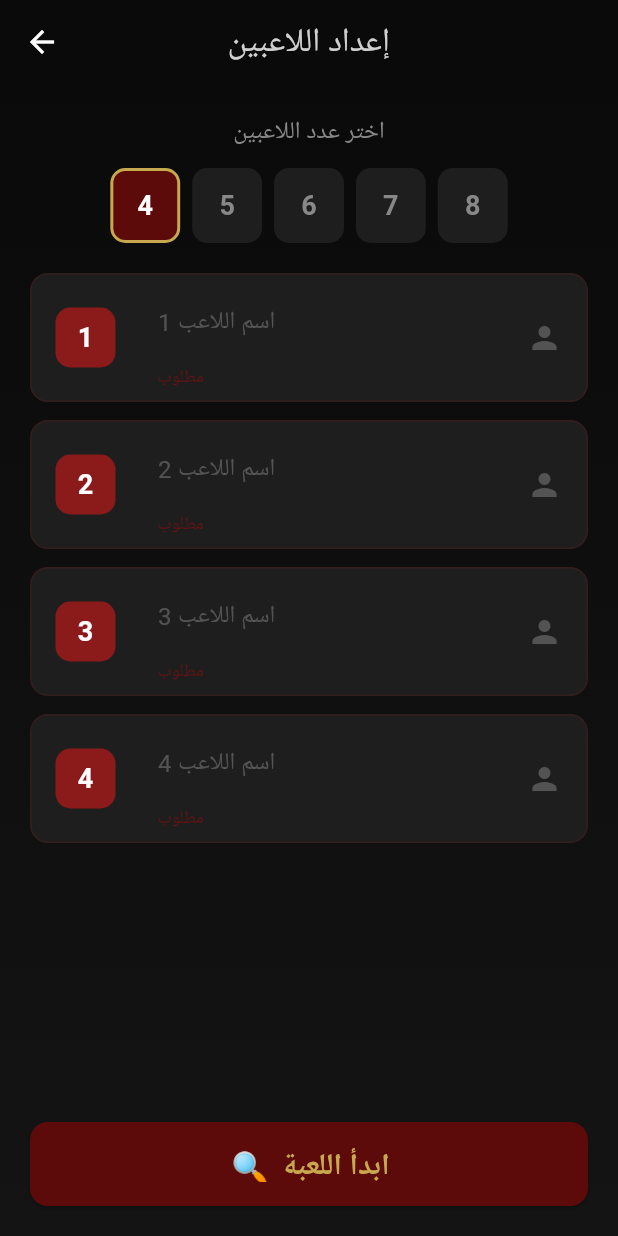
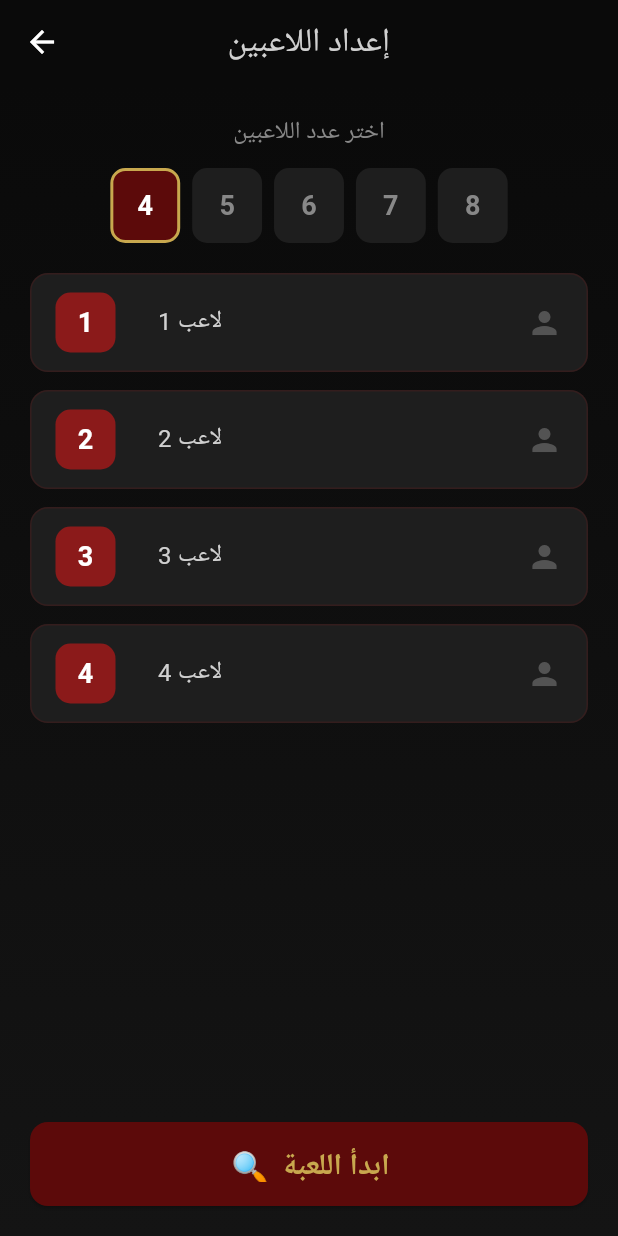
Before and after one commit to youssef0adel/Meen-Fena-, a Flutter app: the PlayerSetupScreen screen opened by its route, after a tap on "🔍 ابدأ اللعبة", on a phone screen of 412 x 824 dp. Run offline on Flutter 3.47's test engine with Material 3 defaults, Android fonts, the light colour scheme and no system bars; our stand-ins replace shared_preferences; accounts and stored records are empty; project files that could hold a hidden picture were left out.

Commit message:
Add Flutter structure20

```diff
--- a/lib/app.dart
+++ b/lib/app.dart
@@ -9,6 +9,9 @@ import 'presentation/screens/voting_screen.dart';
 import 'presentation/screens/endgame_screen.dart';
 import 'presentation/screens/settings_screen.dart';
 import 'presentation/screens/lan_game_screen.dart';
+
+// تأكد من وجود كل المسارات:
+
 
 class AppRoot extends StatelessWidget {
   const AppRoot({super.key});
--- a/lib/game/engine/game_engine.dart
+++ b/lib/game/engine/game_engine.dart
@@ -119,14 +119,16 @@ class GameEngine {
     return null;
   }
 
-  GameResult? checkWinCondition() {
+GameResult? checkWinCondition() {
     final alivePlayers = players.where((p) => p.isAlive).toList();
     final aliveMafia = alivePlayers.where((p) => p.isMafia).toList();
     final aliveInnocents = alivePlayers.where((p) => !p.isMafia).toList();
+
     if (aliveMafia.isEmpty) return GameResult.innocentsWin;
     if (aliveMafia.length >= aliveInnocents.length) return GameResult.mafiaWin;
     if (alivePlayers.length <= 2) return GameResult.juryPhase;
-    return null;
+
+    return null; // ✅ اللعبة مستمرة
   }
 }
 
--- a/lib/presentation/screens/player_setup_screen.dart
+++ b/lib/presentation/screens/player_setup_screen.dart
@@ -15,7 +15,6 @@ class _PlayerSetupScreenState extends State<PlayerSetupScreen> {
   int _playerCount = 4;
   final List<TextEditingController> _nameControllers = [];
   final _formKey = GlobalKey<FormState>();
-  bool _isLoading = false;
 
   @override
   void initState() {
@@ -29,7 +28,7 @@ class _PlayerSetupScreenState extends State<PlayerSetupScreen> {
     }
     _nameControllers.clear();
     for (int i = 0; i < _playerCount; i++) {
-      _nameControllers.add(TextEditingController());
+      _nameControllers.add(TextEditingController(text: 'لاعب ${i + 1}'));
     }
   }
 
@@ -41,26 +40,33 @@ class _PlayerSetupScreenState extends State<PlayerSetupScreen> {
     super.dispose();
   }
 
+  // ✅ إصلاح دالة البدء
   void _startGame() {
     if (_formKey.currentState!.validate()) {
-      setState(() => _isLoading = true);
-
       final playerNames = _nameControllers
           .map((controller) => controller.text.trim())
           .toList();
 
+      // ✅ تحقق من الأسماء
+      if (playerNames.any((name) => name.isEmpty)) {
+        ScaffoldMessenger.of(context).showSnackBar(
+          const SnackBar(
+            content: Text('من فضلك أدخل جميع أسماء اللاعبين'),
+            backgroundColor: AppTheme.bloodRed,
+          ),
+        );
+        return;
+      }
+
       final gameProvider = context.read<GameProvider>();
+
+      // ✅ تهيئة اللعبة
       gameProvider.initializeGame(playerNames);
       gameProvider.selectCase();
       gameProvider.assignRoles();
 
-      // ✅ تأخير بسيط ثم الانتقال
-      Future.delayed(const Duration(milliseconds: 500), () {
-        if (mounted) {
-          setState(() => _isLoading = false);
-          Navigator.pushNamed(context, '/role-reveal');
-        }
-      });
+      // ✅ الانتقال مباشرة بدون تأخير طويل
+      Navigator.pushNamed(context, '/role-reveal');
     }
   }
 
@@ -90,7 +96,6 @@ class _PlayerSetupScreenState extends State<PlayerSetupScreen> {
           child: Column(
             children: [
               const SizedBox(height: 20),
-              // عدد اللاعبين
               Text(
                 'اختر عدد اللاعبين',
                 style: TextStyle(
@@ -114,7 +119,6 @@ class _PlayerSetupScreenState extends State<PlayerSetupScreen> {
                 ],
               ),
               const SizedBox(height: 20),
-              // قائمة اللاعبين
               Expanded(
                 child: ListView.builder(
                   padding: const EdgeInsets.symmetric(horizontal: 20),
@@ -127,14 +131,13 @@ class _PlayerSetupScreenState extends State<PlayerSetupScreen> {
                   },
                 ),
               ),
-              // زر البدء
               Padding(
                 padding: const EdgeInsets.all(20),
                 child: SizedBox(
                   width: double.infinity,
                   height: 56,
                   child: ElevatedButton(
-                    onPressed: _isLoading ? null : _startGame,
+                    onPressed: _startGame,
                     style: ElevatedButton.styleFrom(
                       backgroundColor: AppTheme.bloodRed,
                       foregroundColor: AppTheme.goldAccent,
@@ -147,16 +150,7 @@ class _PlayerSetupScreenState extends State<PlayerSetupScreen> {
                         letterSpacing: 2,
                       ),
                     ),
-                    child: _isLoading
-                        ? const SizedBox(
-                            width: 24,
-                            height: 24,
-                            child: CircularProgressIndicator(
-                              color: AppTheme.goldAccent,
-                              strokeWidth: 2,
-                            ),
-                          )
-                        : const Text('🔍 ابدأ اللعبة'),
+                    child: const Text('🔍 ابدأ اللعبة'),
                   ),
                 ),
               ),
--- a/lib/presentation/screens/role_reveal_screen.dart
+++ b/lib/presentation/screens/role_reveal_screen.dart
@@ -67,6 +67,7 @@ class _RoleRevealScreenState extends State<RoleRevealScreen>
       });
       _controller.reset();
     } else {
+      // ✅ انتقال مباشر بدون تأخير
       Navigator.pushReplacementNamed(context, '/game');
     }
   }
```
Also changed, not shown: lib/presentation/providers/game_provider.dart (+22 -66 lines).
